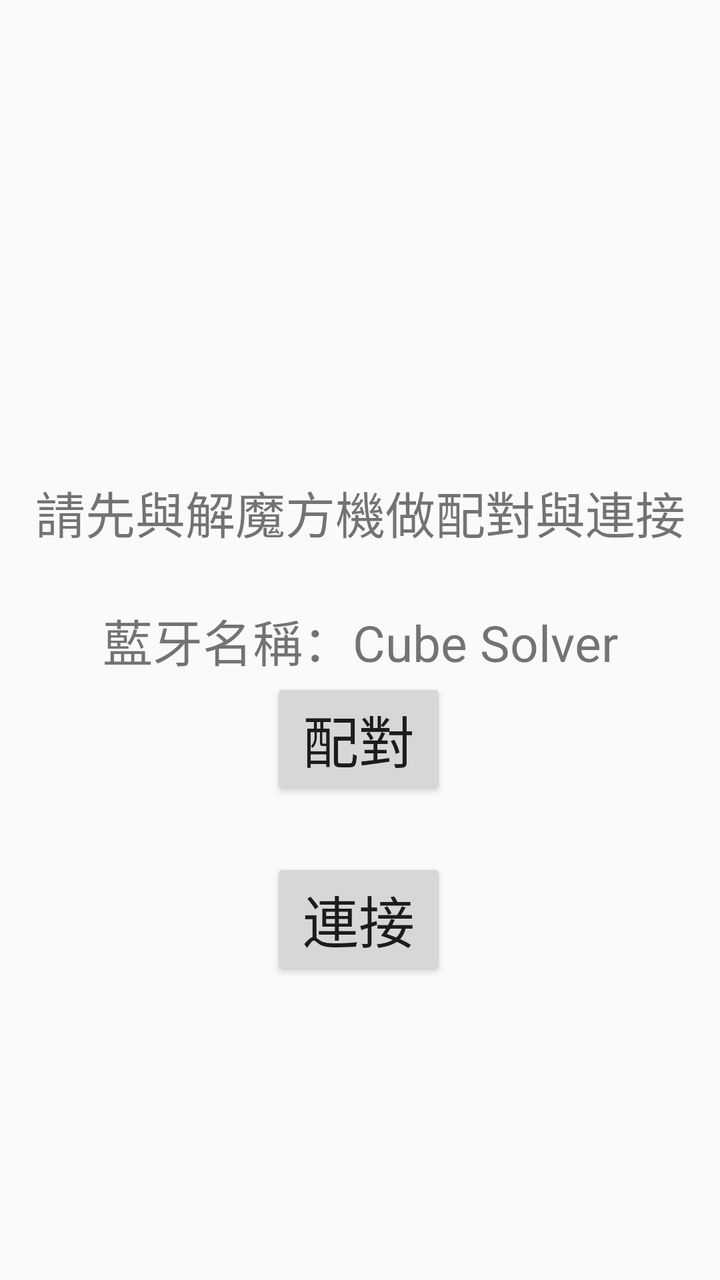
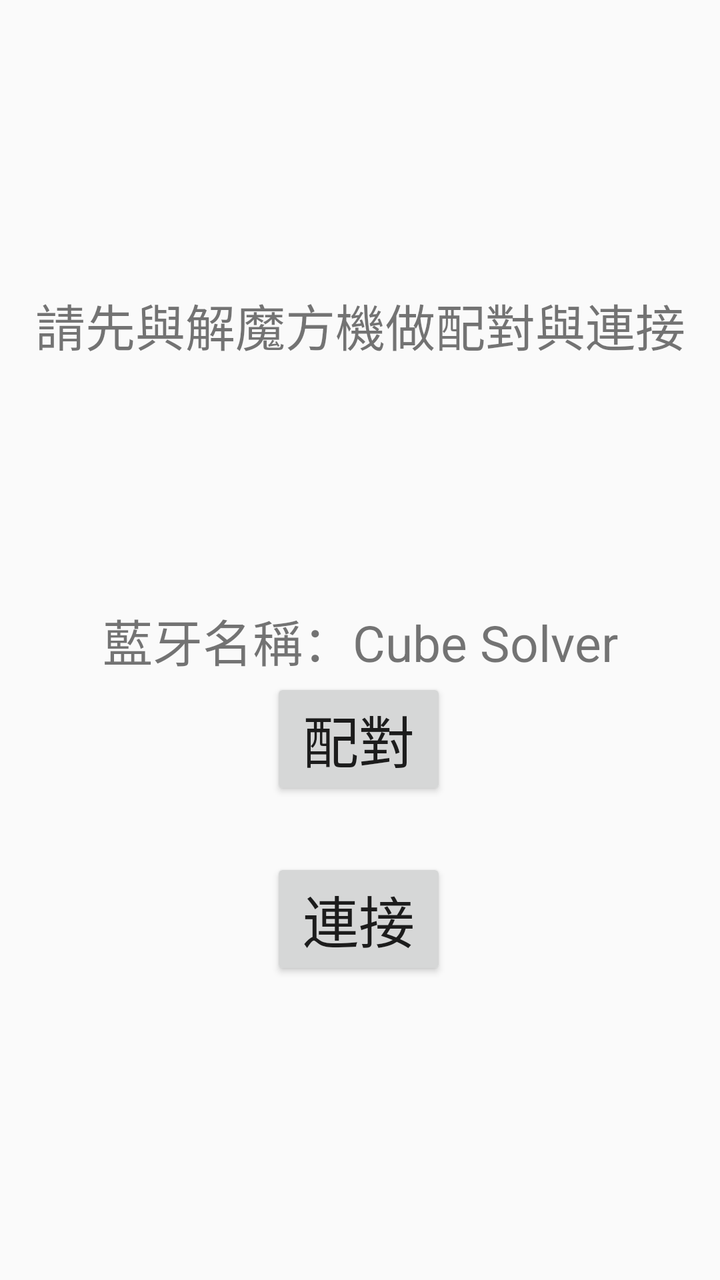

Screens rendered from an Android XML layout before and after an edit, with the pre-edit source and the edit as a unified diff.
<!-- AndroidManifest.xml: application theme Theme.Test -->
<!-- res/layout/activity_blue_tooth.xml -->
<?xml version="1.0" encoding="utf-8"?>
<androidx.constraintlayout.widget.ConstraintLayout
    xmlns:android="http://schemas.android.com/apk/res/android"
    xmlns:app="http://schemas.android.com/apk/res-auto"
    xmlns:tools="http://schemas.android.com/tools"
    android:layout_width="match_parent"
    android:layout_height="match_parent"
    android:keepScreenOn="true"
    tools:context=".BlueToothActivity">















    <TextView
        android:id="@+id/textView"
        android:layout_width="wrap_content"
        android:layout_height="wrap_content"
        android:text="請先與解魔方機做配對與連接"
        android:textSize="25sp"
        app:layout_constraintBottom_toBottomOf="parent"
        app:layout_constraintLeft_toLeftOf="parent"
        app:layout_constraintRight_toRightOf="parent"
        app:layout_constraintTop_toTopOf="parent"
        app:layout_constraintVertical_bias="0.394" />

    <TextView
        android:id="@+id/textView1"
        android:layout_width="wrap_content"
        android:layout_height="wrap_content"
        android:text="藍牙名稱：Cube Solver"
        android:textSize="25sp"
        app:layout_constraintBottom_toBottomOf="parent"
        app:layout_constraintLeft_toLeftOf="parent"
        app:layout_constraintRight_toRightOf="parent"
        app:layout_constraintTop_toTopOf="parent" />

    <Button
        android:id="@+id/button"
        android:layout_width="wrap_content"
        android:layout_height="wrap_content"
        android:layout_marginBottom="240dp"
        android:onClick="pairDevice"
        android:text="配對"
        android:textSize="28dp"
        app:layout_constraintBottom_toBottomOf="parent"
        app:layout_constraintEnd_toEndOf="parent"
        app:layout_constraintHorizontal_bias="0.498"
        app:layout_constraintStart_toStartOf="parent" />

    <Button
        android:id="@+id/button_connect"
        android:layout_width="wrap_content"
        android:layout_height="wrap_content"
        android:layout_marginBottom="150dp"
        android:onClick="connectDevice"
        android:text="連接"
        android:textSize="28dp"
        app:layout_constraintBottom_toBottomOf="parent"
        app:layout_constraintEnd_toEndOf="parent"
        app:layout_constraintHorizontal_bias="0.498"
        app:layout_constraintStart_toStartOf="parent" />

























































</androidx.constraintlayout.widget.ConstraintLayout>
<!-- resources referenced by this layout -->
<resources>
  <style name="Theme.Test" parent="Theme.MaterialComponents.DayNight.NoActionBar.Bridge" />
</resources>

<!-- the commit's change to res/layout/activity_blue_tooth.xml (unified diff, before → after) -->
@@ -32,7 +32,7 @@
         app:layout_constraintLeft_toLeftOf="parent"
         app:layout_constraintRight_toRightOf="parent"
         app:layout_constraintTop_toTopOf="parent"
-        app:layout_constraintVertical_bias="0.394" />
+        app:layout_constraintVertical_bias="0.239" />
 
     <TextView
         android:id="@+id/textView1"
